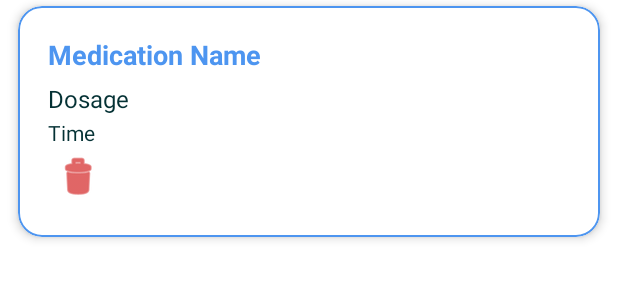
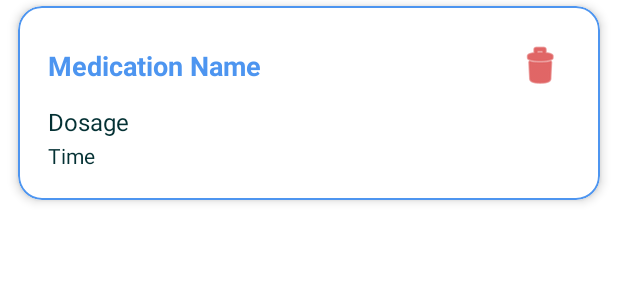
Before and after one commit to Keekkii/MyMedReminder, an Android app built with Jetpack Compose: the layout item_medication.xml on its own in the app's theme, with its tools: preview values and no code run, on a phone screen of 412 x 824 dp. Shown: the top 300 px of the screen. Run offline under Robolectric (Android 15) with nearby library versions, the phone set to English and light mode, and no system bars.

Commit message:
Fixed delete button positioning

```diff
--- a/app/src/main/res/layout/item_medication.xml
+++ b/app/src/main/res/layout/item_medication.xml
@@ -17,14 +17,32 @@
         android:orientation="vertical"
         android:padding="20dp">
 
+        <!-- Top row: Medication name and delete button -->
+        <LinearLayout
+            android:layout_width="match_parent"
+            android:layout_height="wrap_content"
+            android:orientation="horizontal"
+            android:gravity="center_vertical">
+
             <TextView
                 android:id="@+id/medName"
-            android:layout_width="wrap_content"
+                android:layout_width="0dp"
                 android:layout_height="wrap_content"
+                android:layout_weight="1"
                 android:text="Medication Name"
                 android:textStyle="bold"
                 android:textSize="18sp"
                 android:textColor="@color/primaryColor"/>
+
+            <ImageButton
+                android:id="@+id/deleteButton"
+                android:layout_width="40dp"
+                android:layout_height="40dp"
+                android:background="?attr/selectableItemBackgroundBorderless"
+                android:src="@android:drawable/ic_menu_delete"
+                android:contentDescription="Delete"
+                android:tint="@android:color/holo_red_dark"/>
+        </LinearLayout>
 
         <TextView
             android:id="@+id/medDosage"
@@ -44,14 +62,5 @@
             android:textColor="@color/textColor"
             android:layout_marginTop="2dp"/>
 
-        <ImageButton
-            android:id="@+id/deleteButton"
-            android:layout_width="40dp"
-            android:layout_height="40dp"
-            android:background="?attr/selectableItemBackgroundBorderless"
-            android:src="@android:drawable/ic_menu_delete"
-            android:contentDescription="Delete"
-            android:tint="@android:color/holo_red_dark"/>
-
     </LinearLayout>
 </com.google.android.material.card.MaterialCardView>
```
Lines whose indentation alone changed are shown as unchanged.
